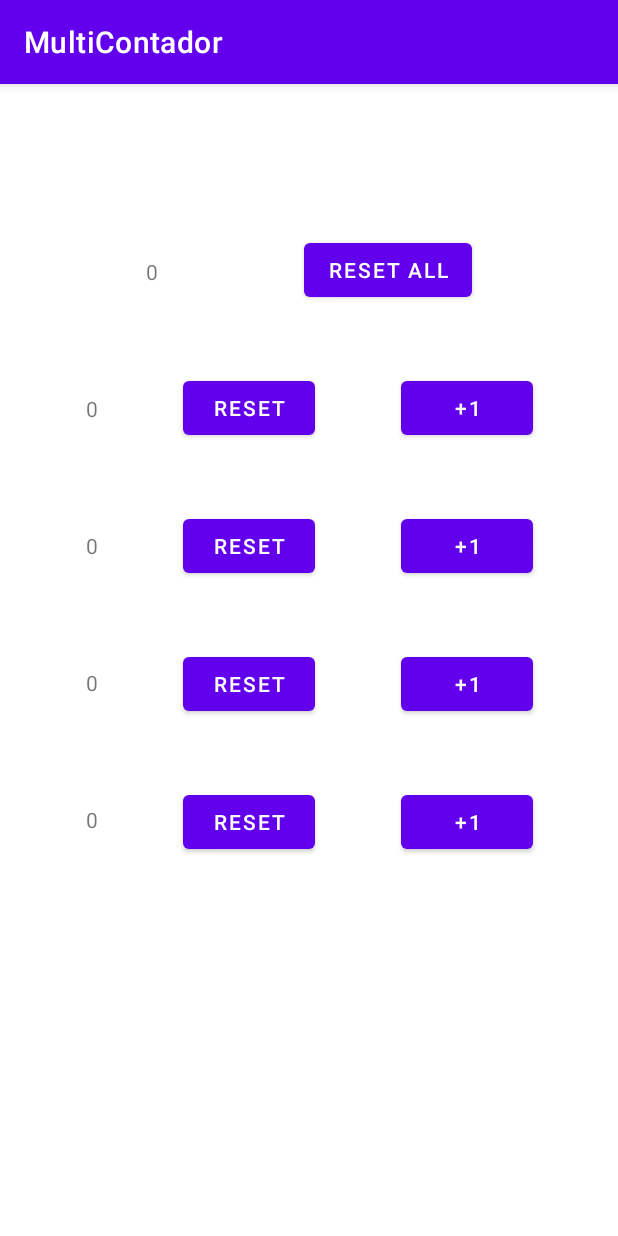
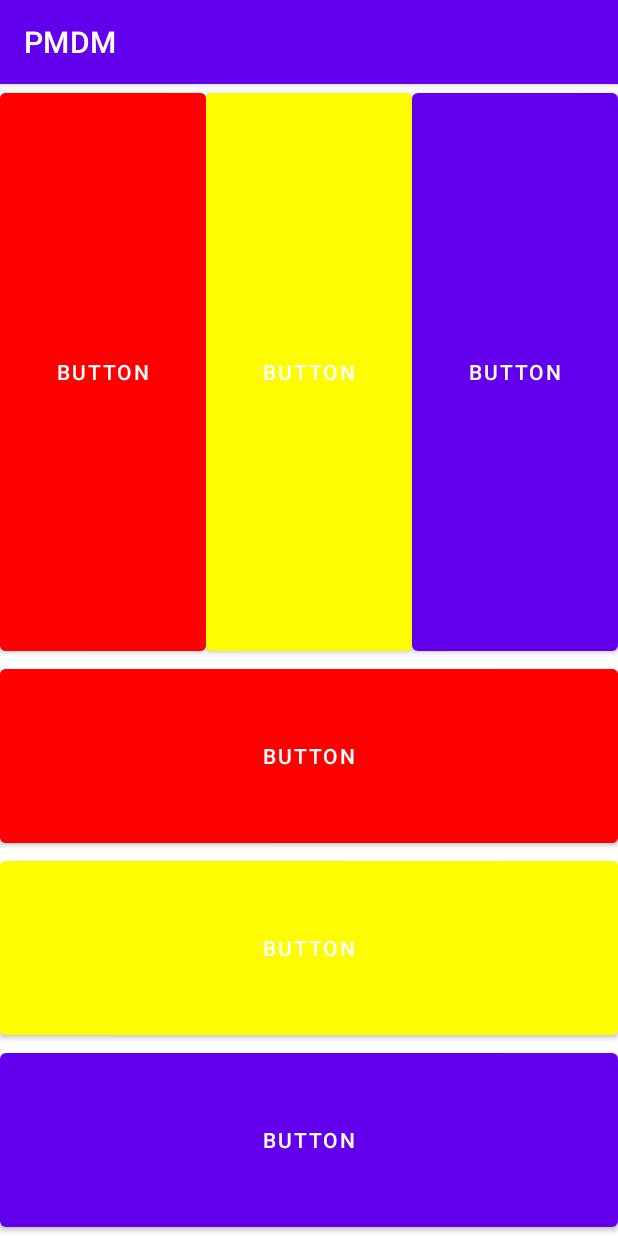
Before and after one commit to JorgeDuenasLerin/PMDM-2223, an Android app: the screen it shows after launch (UT01_002 before the commit, ActivityLayouts after it), on a phone screen of 412 x 824 dp. Run offline under Robolectric (Android 15) with nearby library versions, the phone set to English and light mode, and no system bars.

Commit message:
Ejercicios de dos LinearLayouts

```diff
--- a/app/src/main/AndroidManifest.xml
+++ b/app/src/main/AndroidManifest.xml
@@ -13,23 +13,21 @@
         android:theme="@style/Theme.PMDM2223"
         tools:targetApi="31">
         <activity
-            android:name=".ut01.UT01_002"
-            android:exported="true"
-            android:launchMode="standard">
-            <meta-data
-                android:name="android.app.lib_name"
-                android:value="" />
+            android:name=".ut02.layouts.ActivityLayouts"
+            android:exported="true">
             <intent-filter>
                 <action android:name="android.intent.action.MAIN" />
                 <category android:name="android.intent.category.LAUNCHER" />
             </intent-filter>
         </activity>
         <activity
+            android:name=".ut01.UT01_002"
+            android:exported="true"
+            android:launchMode="standard">
+        </activity>
+        <activity
             android:name=".ut01.UT01_001"
-            android:exported="false">
-            <meta-data
-                android:name="android.app.lib_name"
-                android:value="" />
+            android:exported="true">
         </activity>
     </application>
 
--- /dev/null
+++ b/app/src/main/java/com/example/pmdm_2223/ut02/layouts/ActivityLayouts.java
@@ -0,0 +1,16 @@
+package com.example.pmdm_2223.ut02.layouts;
+
+import androidx.appcompat.app.AppCompatActivity;
+
+import android.os.Bundle;
+
+import com.example.pmdm_2223.R;
+
+public class ActivityLayouts extends AppCompatActivity {
+
+    @Override
+    protected void onCreate(Bundle savedInstanceState) {
+        super.onCreate(savedInstanceState);
+        setContentView(R.layout.activity_layouts);
+    }
+}
--- /dev/null
+++ b/app/src/main/res/layout/activity_layouts.xml
@@ -0,0 +1,69 @@
+<?xml version="1.0" encoding="utf-8"?>
+<LinearLayout xmlns:android="http://schemas.android.com/apk/res/android"
+    xmlns:app="http://schemas.android.com/apk/res-auto"
+    xmlns:tools="http://schemas.android.com/tools"
+    android:layout_width="match_parent"
+    android:layout_height="match_parent"
+    android:orientation="vertical"
+    tools:context=".ut02.layouts.ActivityLayouts">
+
+    <LinearLayout
+        android:layout_width="match_parent"
+        android:layout_height="match_parent"
+        android:orientation="horizontal"
+        android:layout_weight="1">
+
+        <Button
+            android:id="@+id/button6"
+            android:layout_width="wrap_content"
+            android:layout_height="match_parent"
+            android:layout_weight="1"
+            android:backgroundTint="#FF0000"
+            android:text="Button" />
+
+        <Button
+            android:id="@+id/button5"
+            android:layout_width="wrap_content"
+            android:layout_height="match_parent"
+            android:layout_weight="1"
+            android:backgroundTint="#FFFB00"
+            android:text="Button" />
+
+        <Button
+            android:id="@+id/button4"
+            android:layout_width="wrap_content"
+            android:layout_height="match_parent"
+            android:layout_weight="1"
+            android:text="Button" />
+    </LinearLayout>
+
+    <LinearLayout
+        android:layout_width="match_parent"
+        android:layout_height="match_parent"
+        android:orientation="vertical"
+        android:layout_weight="1">
+        <Button
+            android:id="@+id/button6"
+            android:layout_width="match_parent"
+            android:layout_height="wrap_content"
+            android:layout_weight="1"
+            android:backgroundTint="#FF0000"
+            android:text="Button" />
+
+        <Button
+            android:id="@+id/button5"
+            android:layout_width="match_parent"
+            android:layout_height="wrap_content"
+            android:layout_weight="1"
+            android:backgroundTint="#FFFB00"
+            android:text="Button" />
+
+        <Button
+            android:id="@+id/button4"
+            android:layout_width="match_parent"
+            android:layout_height="wrap_content"
+            android:layout_weight="1"
+            android:text="Button" />
+    </LinearLayout>
+
+</LinearLayout>
--- a/app/src/main/res/values/strings.xml
+++ b/app/src/main/res/values/strings.xml
@@ -1,5 +1,5 @@
 <resources>
-    <string name="app_name">MultiContador</string>
+    <string name="app_name">PMDM</string>
     <string name="Boton1">RESET ALL</string>
     <string name="Boton2">+1</string>
     <string name="Boton3">+1</string>
```
